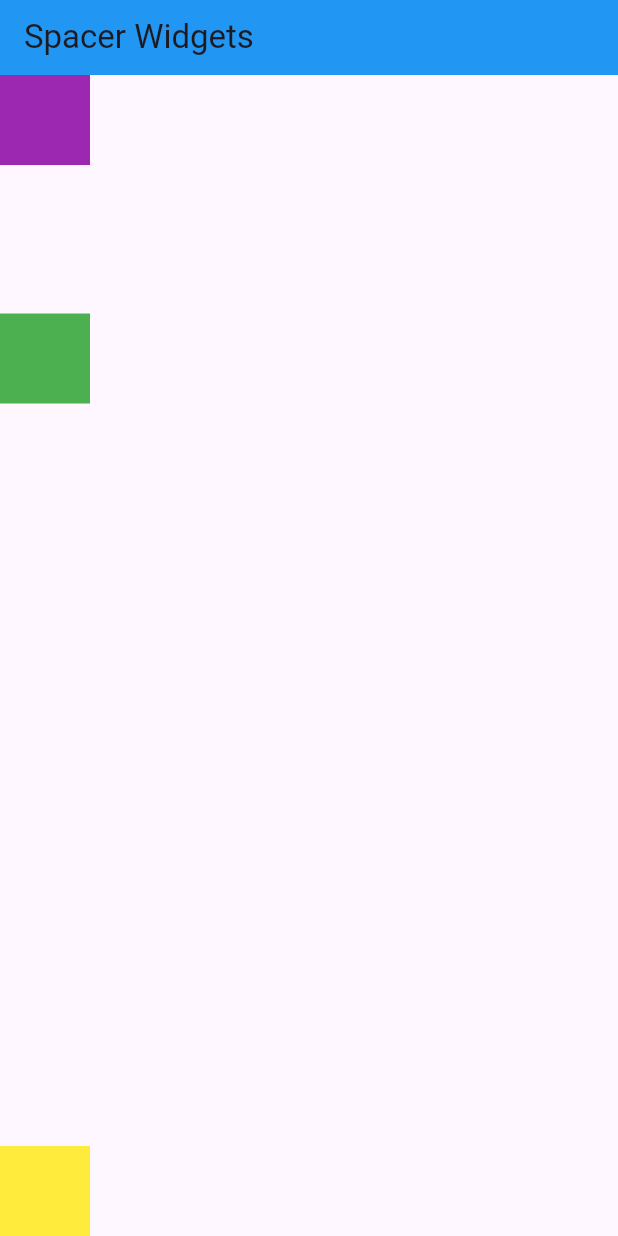
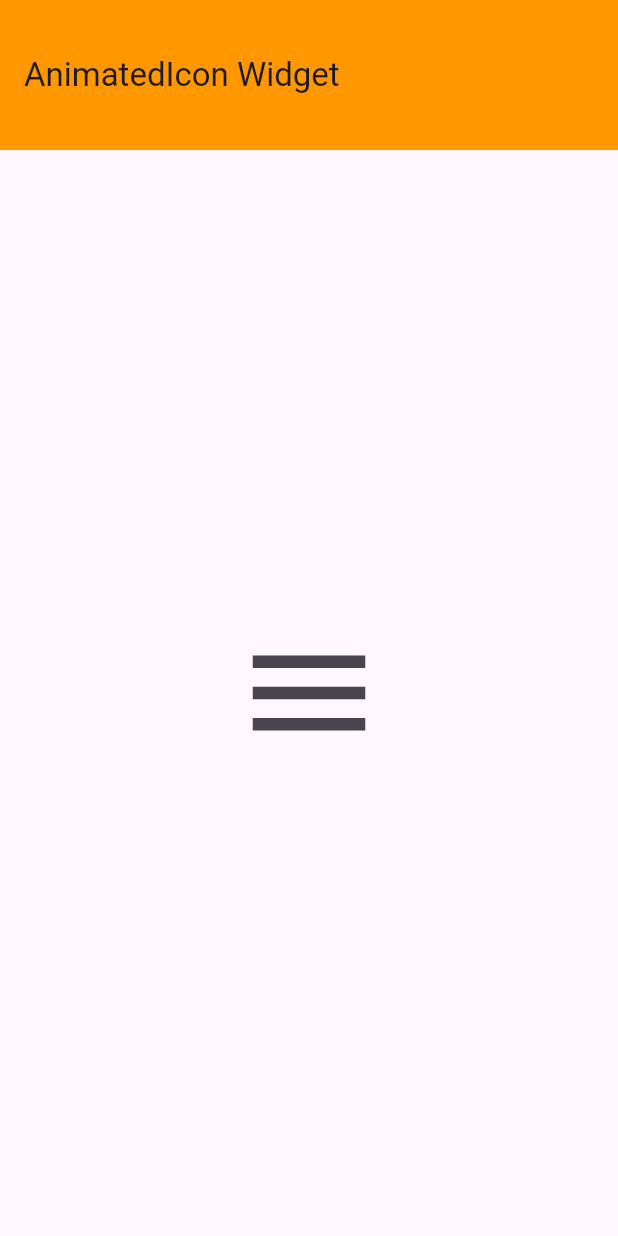
Before and after one commit to Roshan-Barkane/flutter_widgets_of_the_day, a Flutter app: the screen it shows after launch, on a phone screen of 412 x 824 dp. Run offline on Flutter 3.47's test engine with Material 3 defaults, Android fonts, the phone set to English and light mode, and no system bars.

Commit message:
used animatedIcons Widget

```diff
--- a/lib/main.dart
+++ b/lib/main.dart
@@ -1,5 +1,5 @@
 import 'package:flutter/material.dart';
-import 'package:flutter_widgets_of_the_day/pages/spacer.dart';
+import 'package:flutter_widgets_of_the_day/pages/animatedicons.dart';
 
 void main() {
   runApp(const MyApp());
@@ -20,7 +20,7 @@ class MyApp extends StatelessWidget {
         colorScheme: ColorScheme.fromSeed(seedColor: Colors.deepPurple),
         useMaterial3: true,
       ),
-      home: const SpacerWidget(),
+      home: const AnimatedIconsWidget(),
     );
   }
 }
--- /dev/null
+++ b/lib/pages/animatedicons.dart
@@ -0,0 +1,51 @@
+import 'package:flutter/material.dart';
+
+class AnimatedIconsWidget extends StatefulWidget {
+  const AnimatedIconsWidget({super.key});
+
+  @override
+  State<AnimatedIconsWidget> createState() => _AnimatedIconsWidgetState();
+}
+
+class _AnimatedIconsWidgetState extends State<AnimatedIconsWidget>
+    with SingleTickerProviderStateMixin {
+  late AnimationController _animationController;
+  bool isActive = false;
+  @override
+  void initState() {
+    _animationController = AnimationController(
+      vsync: this,
+      duration: Duration(milliseconds: 200),
+    );
+    // TODO: implement initState
+    super.initState();
+  }
+
+  @override
+  Widget build(BuildContext context) {
+    return Scaffold(
+      appBar: AppBar(
+        backgroundColor: Colors.orange,
+        toolbarHeight: 100,
+        title: const Text("AnimatedIcon Widget"),
+      ),
+      body: Center(
+        child: IconButton(
+          onPressed: () {
+            setState(() {
+              isActive = !isActive;
+              isActive
+                  ? _animationController.forward()
+                  : _animationController.reverse();
+            });
+          },
+          icon: AnimatedIcon(
+            icon: AnimatedIcons.menu_close,
+            progress: _animationController,
+            size: 100,
+          ),
+        ),
+      ),
+    );
+  }
+}
```
